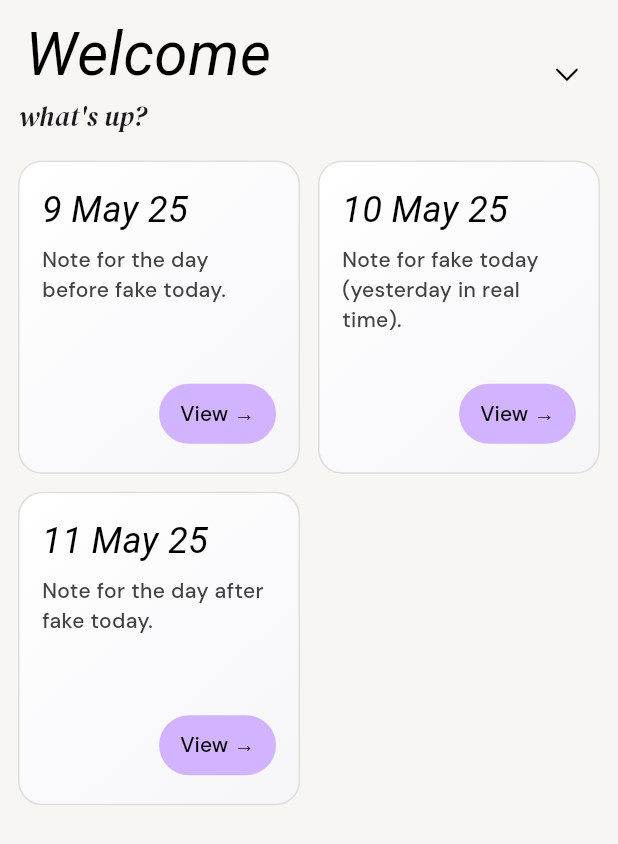
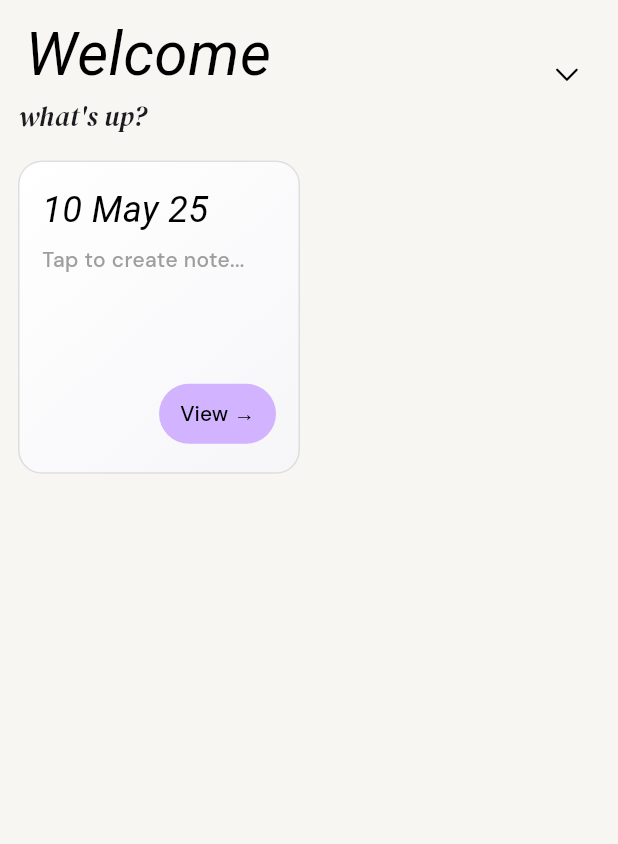
Before and after one commit to Shrit1401/Daydream, a Flutter app: the screen it shows once a user with an empty profile is signed in, on a phone screen of 412 x 824 dp. Shown: the top 844 px of the screen. Run offline on Flutter 3.47's test engine with Material 3 defaults, Android fonts, the light colour scheme and no system bars; our stand-ins replace firebase_auth, firebase_core, google_fonts, hive, hive_flutter; missing offline and left inert: flutter_quill; accounts and stored records are empty.

Commit message:
added local storage not compelte

```diff
--- a/lib/components/home/note_card.dart
+++ b/lib/components/home/note_card.dart
@@ -36,19 +36,59 @@ class NoteCard extends StatelessWidget {
                 crossAxisAlignment: CrossAxisAlignment.start,
                 mainAxisSize: MainAxisSize.max,
                 children: [
-                  InstrumentText(
-                    '${note.date.day} ${getMonthName(note.date.month)} ${note.date.year.toString().substring(2)}',
-                    fontSize: 24,
+                  Row(
+                    mainAxisAlignment: MainAxisAlignment.spaceBetween,
+                    children: [
+                      InstrumentText(
+                        '${note.date.day} ${getMonthName(note.date.month)} ${note.date.year.toString().substring(2)}',
+                        fontSize: 24,
+                      ),
+                      if (note.isGenerated)
+                        Container(
+                          padding: const EdgeInsets.symmetric(
+                            horizontal: 8,
+                            vertical: 4,
+                          ),
+                          decoration: BoxDecoration(
+                            color: const Color(0xFFD1B3FF).withOpacity(0.2),
+                            borderRadius: BorderRadius.circular(12),
+                          ),
+                          child: Row(
+                            mainAxisSize: MainAxisSize.min,
+                            children: [
+                              Icon(
+                                Icons.auto_awesome,
+                                size: 14,
+                                color: Colors.purple.shade700,
+                              ),
+                              const SizedBox(width: 4),
+                              Text(
+                                'Story Generated',
+                                style: GoogleFonts.dmSans(
+                                  fontSize: 12,
+                                  fontWeight: FontWeight.w500,
+                                  color: Colors.purple.shade700,
+                                ),
+                              ),
+                            ],
+                          ),
+                        ),
+                    ],
                   ),
                   const SizedBox(height: 6),
                   Text(
-                    note.plainContent.length > 70
+                    note.plainContent.isEmpty
+                        ? 'Tap to create note...'
+                        : note.plainContent.length > 70
                         ? '${note.plainContent.substring(0, 70)}...'
                         : note.plainContent,
                     style: GoogleFonts.dmSans(
                       fontSize: 14,
                       fontWeight: FontWeight.w500,
-                      color: Colors.grey.shade800,
+                      color:
+                          note.plainContent.isEmpty
+                              ? Colors.grey.shade500
+                              : Colors.grey.shade800,
                     ),
                   ),
                   const SizedBox(height: 32), // less space for button
--- a/lib/main.dart
+++ b/lib/main.dart
@@ -7,10 +7,12 @@ import 'package:flutter/material.dart';
 import 'package:firebase_auth/firebase_auth.dart';
 import 'package:flutter_quill/flutter_quill.dart';
 import "package:flutter_localizations/flutter_localizations.dart";
+import 'utils/database_service.dart';
 
 void main() async {
   WidgetsFlutterBinding.ensureInitialized();
   await Firebase.initializeApp(options: DefaultFirebaseOptions.currentPlatform);
+  await DatabaseService.init();
   runApp(const DaydreamApp());
 }
 
--- a/lib/pages/home/home.dart
+++ b/lib/pages/home/home.dart
@@ -1,74 +1,50 @@
 import 'package:daydream/components/instrument_text.dart';
 import 'package:daydream/components/home/note_card.dart';
 import 'package:daydream/utils/types.dart';
+import 'package:daydream/utils/database_service.dart';
+import 'package:daydream/pages/settings/settings_page.dart';
 import 'package:flutter/material.dart';
 import 'package:google_fonts/google_fonts.dart';
 import 'package:flutter/cupertino.dart';
 import 'package:firebase_auth/firebase_auth.dart';
 
-DateTime fakeToday = DateTime.now(); // Use real today
-
-final List<Note> notes = [
-  Note(
-    date: fakeToday.subtract(const Duration(days: 1)),
-    plainContent: 'Note for the day before fake today.',
-    content: [
-      {'insert': 'This is the note for the day before fake today.\n'},
-      {
-        'insert': 'Task 1\n',
-        'attributes': {'list': 'bullet'},
-      },
-      {
-        'insert': 'Task 2\n',
-        'attributes': {'list': 'bullet'},
-      },
-    ],
-    id: '0',
-    isGenerated: true,
-  ),
-  Note(
-    date: fakeToday,
-    plainContent: 'Note for fake today (yesterday in real time).',
-    content: [
-      {'insert': 'Editable note for fake today!\n'},
-      {
-        'insert': 'Editable bullet 1\n',
-        'attributes': {'list': 'bullet'},
-      },
-      {
-        'insert': 'Editable bullet 2\n',
-        'attributes': {'list': 'bullet'},
-      },
-    ],
-    id: '1',
-    isGenerated: false,
-  ),
-  Note(
-    date: fakeToday.add(const Duration(days: 1)),
-    plainContent: 'Note for the day after fake today.',
-    content: [
-      {'insert': 'This is the note for the day after fake today.\n'},
-      {
-        'insert': 'Future task 1\n',
-        'attributes': {'list': 'bullet'},
-      },
-      {
-        'insert': 'Future task 2\n',
-        'attributes': {'list': 'bullet'},
-      },
-    ],
-    id: '2',
-    isGenerated: true,
-  ),
-];
-
-class HomePage extends StatelessWidget {
+class HomePage extends StatefulWidget {
   const HomePage({super.key});
 
   @override
-  Widget build(BuildContext context) {
-    final User? user = FirebaseAuth.instance.currentUser;
-    final String userName = user?.displayName ?? 'Storyteller';
+  State<HomePage> createState() => _HomePageState();
+}
+
+class _HomePageState extends State<HomePage> {
+  List<Note> notes = [];
+  bool isLoading = true;
+
+  @override
+  void initState() {
+    super.initState();
+    _loadNotes();
+  }
+
+  Future<void> _loadNotes() async {
+    setState(() => isLoading = true);
+
+    // Delete all existing notes
+    await DatabaseService.deleteAllNotes();
+
+    // Create a single empty note for today
+    final todayNote = Note(
+      date: DateTime.now(),
+      plainContent: '',
+      content: [],
+      id: DateTime.now().millisecondsSinceEpoch.toString(),
+      isGenerated: false,
+    );
+
+    setState(() {
+      notes = [todayNote];
+      isLoading = false;
+    });
+  }
 
   Future<void> showPrivacyDialog(BuildContext context) async {
     await showCupertinoDialog(
@@ -89,6 +65,11 @@ class HomePage extends StatelessWidget {
       },
     );
   }
+
+  @override
+  Widget build(BuildContext context) {
+    final User? user = FirebaseAuth.instance.currentUser;
+    final String userName = user?.displayName ?? 'Storyteller';
 
     return Scaffold(
       backgroundColor: const Color(0xFFF8F6F3),
@@ -141,11 +122,18 @@ class HomePage extends StatelessWidget {
                         context: context,
                         builder: (BuildContext context) {
                           return CupertinoActionSheet(
-                            title: Text('Account'),
+                            title: const Text('Account'),
                             actions: [
                               CupertinoActionSheetAction(
                                 onPressed: () {
                                   Navigator.pop(context);
+                                  Navigator.push(
+                                    context,
+                                    MaterialPageRoute(
+                                      builder:
+                                          (context) => const SettingsPage(),
+                                    ),
+                                  );
                                 },
                                 child: const Text('Settings'),
                               ),
@@ -183,8 +171,12 @@ class HomePage extends StatelessWidget {
               ),
               const SizedBox(height: 16),
               Expanded(
-                child: GridView.builder(
-                  gridDelegate: const SliverGridDelegateWithFixedCrossAxisCount(
+                child:
+                    isLoading
+                        ? const Center(child: CircularProgressIndicator())
+                        : GridView.builder(
+                          gridDelegate:
+                              const SliverGridDelegateWithFixedCrossAxisCount(
                                 crossAxisCount: 2,
                                 crossAxisSpacing: 12,
                                 mainAxisSpacing: 12,
@@ -193,7 +185,6 @@ class HomePage extends StatelessWidget {
                           itemCount: notes.length,
                           itemBuilder: (context, index) {
                             final note = notes[index];
-
                             return NoteCard(note: note);
                           },
                         ),
--- /dev/null
+++ b/lib/utils/database_service.dart
@@ -0,0 +1,52 @@
+import 'package:hive_flutter/hive_flutter.dart';
+import 'types.dart';
+
+class DatabaseService {
+  static const String notesBoxName = 'notes';
+
+  static Future<void> init() async {
+    await Hive.initFlutter();
+    Hive.registerAdapter(NoteAdapter());
+    await Hive.openBox<Note>(notesBoxName);
+  }
+
+  // Note operations
+  static Future<void> saveNote(Note note) async {
+    final box = await Hive.openBox<Note>(notesBoxName);
+    await box.put(note.date, note);
+  }
+
+  static Future<Note?> getNoteByDate(DateTime date) async {
+    final box = await Hive.openBox<Note>(notesBoxName);
+    final notes = box.values.toList();
+    return notes.firstWhere(
+      (note) =>
+          note.date.year == date.year &&
+          note.date.month == date.month &&
+          note.date.day == date.day,
+      orElse:
+          () => Note(
+            date: DateTime(1970, 1, 1),
+            plainContent: 'Error',
+            content: [],
+            id: "ERROR",
+            isGenerated: false,
+          ),
+    );
+  }
+
+  static Future<List<Note>> getAllNotes() async {
+    final box = await Hive.openBox<Note>(notesBoxName);
+    return box.values.toList();
+  }
+
+  static Future<void> deleteNote(DateTime date) async {
+    final box = await Hive.openBox<Note>(notesBoxName);
+    await box.delete(date);
+  }
+
+  static Future<void> deleteAllNotes() async {
+    final box = await Hive.openBox<Note>(notesBoxName);
+    await box.clear();
+  }
+}
--- a/lib/utils/types.dart
+++ b/lib/utils/types.dart
@@ -1,9 +1,24 @@
+import 'package:hive/hive.dart';
+
+part 'types.g.dart';
+
+@HiveType(typeId: 0)
 class Note {
+  @HiveField(0)
   final DateTime date;
+
+  @HiveField(1)
   final List<dynamic> content;
+
+  @HiveField(2)
   final String plainContent;
+
+  @HiveField(3)
   final String id;
+
+  @HiveField(4)
   final bool isGenerated;
+
   const Note({
     required this.date,
     required this.content,
--- a/pubspec.yaml
+++ b/pubspec.yaml
@@ -41,6 +41,8 @@ dependencies:
   firebase_auth: ^5.5.3
   flutter_quill: ^11.4.0
   intl: ^0.19.0
+  hive: ^2.2.3
+  hive_flutter: ^1.1.0
 
 dev_dependencies:
   flutter_test:
@@ -52,6 +54,8 @@ dev_dependencies:
   # package. See that file for information about deactivating specific lint
   # rules and activating additional ones.
   flutter_lints: ^5.0.0
+  hive_generator: ^2.0.1
+  build_runner: ^2.4.8
 
 # For information on the generic Dart part of this file, see the
 # following page: https://dart.dev/tools/pub/pubspec
```
Also changed, not shown: lib/pages/note/note_page.dart (+31 -0 lines), lib/pages/settings/settings_page.dart (added, +93 -0 lines), lib/utils/types.g.dart (added), pubspec.lock. Lines whose indentation alone changed are shown as unchanged.
